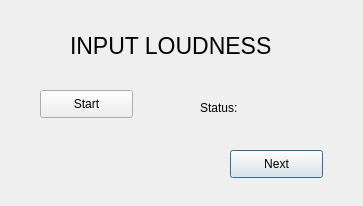
The window that ui/input_loudness.ui (Tejas95/Audeus-GUI) describes before a commit, drawn with Qt 5.
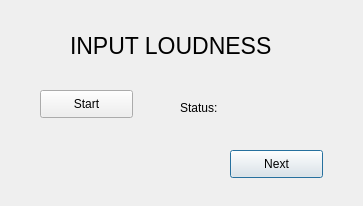
The same window after the commit.

What changed in the file:
```diff
--- a/ui/input_loudness.ui
+++ b/ui/input_loudness.ui
@@ -42,9 +42,9 @@
   <widget class="QLabel" name="label">
    <property name="geometry">
     <rect>
-     <x>200</x>
+     <x>180</x>
      <y>100</y>
-     <width>51</width>
+     <width>61</width>
      <height>16</height>
     </rect>
    </property>
```
Left out of the diff: 2 changed lines with no effect on the pictures.
